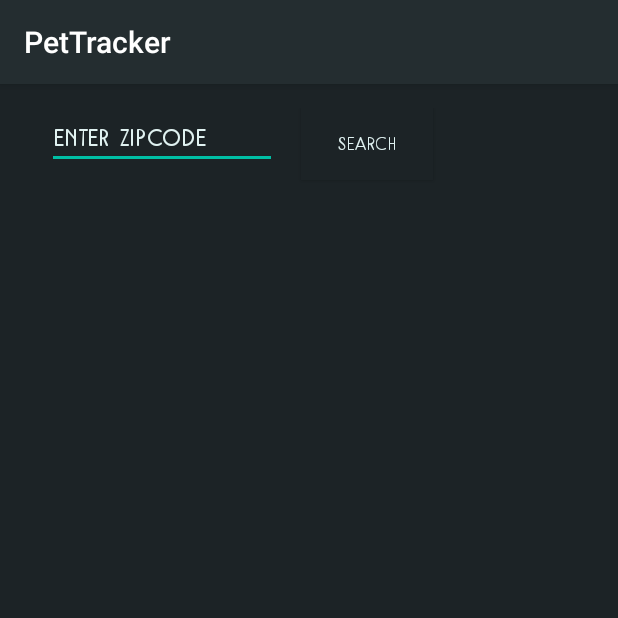
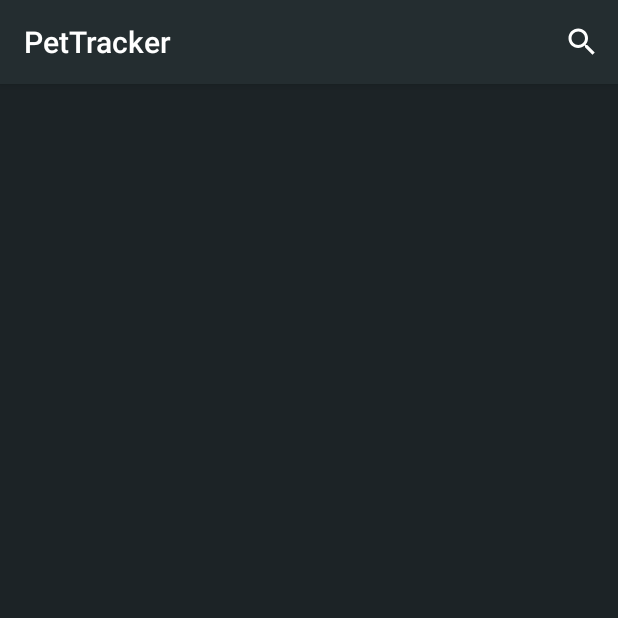
Before and after one commit to joannasaerom/Keepet, an Android app: the VetActivity screen opened directly, with no data from a screen before it, on a phone screen of 412 x 824 dp, the top half of it. Run offline under Robolectric (Android 15) with nearby library versions, the phone set to English and light mode, and no system bars; our stand-ins replace ButterKnife.

Commit message:
Adds search widget to vet activity

```diff
--- a/app/src/main/java/com/epicodus/pettracker/ui/VetActivity.java
+++ b/app/src/main/java/com/epicodus/pettracker/ui/VetActivity.java
@@ -3,11 +3,16 @@ package com.epicodus.pettracker.ui;
 import android.content.SharedPreferences;
 import android.graphics.Typeface;
 import android.preference.PreferenceManager;
+import android.support.v4.view.MenuItemCompat;
 import android.support.v7.app.AppCompatActivity;
 import android.os.Bundle;
 import android.support.v7.widget.LinearLayoutManager;
 import android.support.v7.widget.RecyclerView;
+import android.support.v7.widget.SearchView;
 import android.util.Log;
+import android.view.Menu;
+import android.view.MenuInflater;
+import android.view.MenuItem;
 import android.view.View;
 import android.widget.Button;
 import android.widget.EditText;
@@ -27,11 +32,7 @@ import okhttp3.Call;
 import okhttp3.Callback;
 import okhttp3.Response;
 
-public class VetActivity extends AppCompatActivity implements View.OnClickListener{
-
-
-    @Bind(R.id.zipCode) EditText mZipcode;
-    @Bind(R.id.searchButton) Button mSearchButton;
+public class VetActivity extends AppCompatActivity {
     @Bind(R.id.vetList) RecyclerView mVetList;
 
     public ArrayList<Vet> mVets = new ArrayList<>();
@@ -50,30 +51,46 @@ public class VetActivity extends AppCompatActivity implements View.OnClickListen
         ButterKnife.bind(this);
 
         Typeface rampung = Typeface.createFromAsset(getAssets(), "fonts/Rampung.ttf");
-        mZipcode.setTypeface(rampung);
-        mSearchButton.setTypeface(rampung);
 
         mSharedPreferences = PreferenceManager.getDefaultSharedPreferences(this);
-        mEditor = mSharedPreferences.edit();
         mRecentAddress = mSharedPreferences.getString(Constants.PREFERENCES_LOCATION_KEY, null);
 
         if (mRecentAddress != null){
             getVets(mRecentAddress);
         }
-
-        mSearchButton.setOnClickListener(this);
     }
 
     @Override
-    public void onClick(View v){
-        if(v == mSearchButton){
-            String location = mZipcode.getText().toString();
-            if(!(location).equals("")){
-                addToSharedPreferences(location);
+    public boolean onCreateOptionsMenu(Menu menu){
+        MenuInflater inflater = getMenuInflater();
+        inflater.inflate(R.menu.menu_search, menu);
+        ButterKnife.bind(this);
+
+        mSharedPreferences = PreferenceManager.getDefaultSharedPreferences(this);
+        mEditor = mSharedPreferences.edit();
+
+        MenuItem menuItem = menu.findItem(R.id.action_search);
+        SearchView searchView = (SearchView) MenuItemCompat.getActionView(menuItem);
+
+        searchView.setOnQueryTextListener(new SearchView.OnQueryTextListener() {
+            @Override
+            public boolean onQueryTextSubmit(String query){
+                addToSharedPreferences(query);
+                getVets(query);
+                return false;
             }
 
-            getVets(location);
-        }
+            @Override
+            public boolean onQueryTextChange(String newText){
+                return false;
+            }
+        });
+        return true;
+    }
+
+    @Override
+    public boolean onOptionsItemSelected(MenuItem item){
+        return super.onOptionsItemSelected(item);
     }
 
     private void getVets(String location){
@@ -101,7 +118,6 @@ public class VetActivity extends AppCompatActivity implements View.OnClickListen
                                 new LinearLayoutManager(VetActivity.this);
                         mVetList.setLayoutManager(layoutManager);
                         mVetList.setHasFixedSize(true);
-
                     }
                 });
 
--- a/app/src/main/res/layout/activity_vet.xml
+++ b/app/src/main/res/layout/activity_vet.xml
@@ -4,43 +4,13 @@
     android:id="@+id/activity_vet"
     android:layout_width="match_parent"
     android:layout_height="match_parent"
-    android:paddingBottom="@dimen/activity_vertical_margin"
-    android:paddingLeft="@dimen/activity_horizontal_margin"
-    android:paddingRight="@dimen/activity_horizontal_margin"
-    android:paddingTop="@dimen/activity_vertical_margin"
     android:background="@color/colorBackground"
     tools:context="com.epicodus.pettracker.ui.VetActivity">
-
-    <EditText
-        android:layout_width="wrap_content"
-        android:layout_height="wrap_content"
-        android:inputType="number"
-        android:hint="Enter Zipcode"
-        android:textColorHint="@color/colorText"
-        android:ems="10"
-        android:textColor="@color/colorText"
-        android:layout_alignParentTop="true"
-        android:layout_alignParentStart="true"
-        android:layout_marginStart="15dp"
-        android:id="@+id/zipCode" />
-
-    <Button
-        android:text="Search"
-        android:textColor="@color/colorText"
-        android:background="@color/colorBackground"
-        android:layout_width="wrap_content"
-        android:layout_height="wrap_content"
-        android:layout_alignParentTop="true"
-        android:layout_toEndOf="@+id/zipCode"
-        android:layout_marginStart="16dp"
-        android:id="@+id/searchButton" />
 
     <android.support.v7.widget.RecyclerView
         android:layout_width="match_parent"
         android:layout_height="match_parent"
         android:id="@+id/vetList"
-        android:layout_below="@+id/zipCode"
-        android:layout_marginTop="15dp"
         />
 
 </RelativeLayout>
--- /dev/null
+++ b/app/src/main/res/menu/menu_search.xml
@@ -0,0 +1,11 @@
+<?xml version="1.0" encoding="utf-8"?>
+<menu xmlns:android="http://schemas.android.com/apk/res/android"
+    xmlns:app="http://schemas.android.com/apk/res-auto">
+    <item
+        android:id="@+id/action_search"
+        android:icon="@drawable/ic_search_white_24dp"
+        app:showAsAction="always"
+        app:actionViewClass="android.support.v7.widget.SearchView"
+        android:title="Search">
+    </item>
+</menu>
```
Also changed, not shown: app/src/main/res/drawable-hdpi/ic_search_white_24dp.png (added), app/src/main/res/drawable-mdpi/ic_search_white_24dp.png (added), app/src/main/res/drawable-xhdpi/ic_search_white_24dp.png (added), app/src/main/res/drawable-xxhdpi/ic_search_white_24dp.png (added), app/src/main/res/drawable-xxxhdpi/ic_search_white_24dp.png (added).
